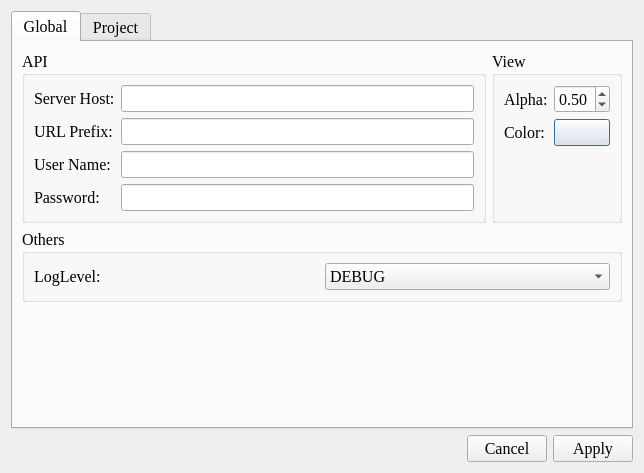
This is zlabel/resources/ui/dialog_settings.ui in ZhengGroupLZU/ZLabel as Qt 5 draws it before an edit. The edited form follows.
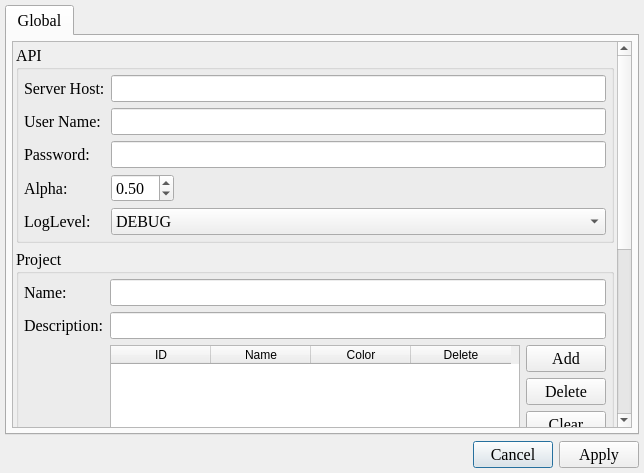
This is the edited form. Icons and pictures are not drawn.

Commit message: change dialog settings

What changed in the file:
```diff
--- a/zlabel/resources/ui/dialog_settings.ui
+++ b/zlabel/resources/ui/dialog_settings.ui
@@ -20,6 +20,57 @@
    <string>Setting</string>
   </property>
   <layout class="QGridLayout" name="gridLayout_5">
+   <property name="leftMargin">
+    <number>5</number>
+   </property>
+   <property name="topMargin">
+    <number>5</number>
+   </property>
+   <property name="rightMargin">
+    <number>5</number>
+   </property>
+   <property name="bottomMargin">
+    <number>5</number>
+   </property>
+   <item row="1" column="0">
+    <layout class="QHBoxLayout" name="horizontalLayout_4">
+     <item>
+      <spacer name="horizontalSpacer_2">
+       <property name="orientation">
+        <enum>Qt::Orientation::Horizontal</enum>
+       </property>
+       <property name="sizeHint" stdset="0">
+        <size>
+         <width>40</width>
+         <height>20</height>
+        </size>
+       </property>
+      </spacer>
+     </item>
+     <item>
+      <widget class="QPushButton" name="btn_cancel">
+       <property name="text">
+        <string>Cancel</string>
+       </property>
+       <property name="icon">
+        <iconset resource="../icons.qrc">
+         <normaloff>:/icon/icons/close-one.svg</normaloff>:/icon/icons/close-one.svg</iconset>
+       </property>
+      </widget>
+     </item>
+     <item>
+      <widget class="QPushButton" name="btn_apply">
+       <property name="text">
+        <string>Apply</string>
+       </property>
+       <property name="icon">
+        <iconset resource="../icons.qrc">
+         <normaloff>:/icon/icons/check-one.svg</normaloff>:/icon/icons/check-one.svg</iconset>
+       </property>
+      </widget>
+     </item>
+    </layout>
+   </item>
    <item row="0" column="0">
     <widget class="QTabWidget" name="tabWidget">
      <property name="currentIndex">
@@ -29,24 +80,97 @@
       <attribute name="title">
        <string>Global</string>
       </attribute>
-      <layout class="QGridLayout" name="gridLayout_3">
-       <item row="0" column="1">
-        <widget class="QGroupBox" name="groupBox_2">
-         <property name="title">
-          <string>View</string>
+      <layout class="QGridLayout" name="gridLayout_7">
+       <property name="leftMargin">
+        <number>5</number>
+       </property>
+       <property name="topMargin">
+        <number>5</number>
+       </property>
+       <property name="rightMargin">
+        <number>5</number>
+       </property>
+       <property name="bottomMargin">
+        <number>5</number>
+       </property>
+       <item row="0" column="0">
+        <widget class="QScrollArea" name="scrollArea">
+         <property name="widgetResizable">
+          <bool>true</bool>
+         </property>
+         <widget class="QWidget" name="scrollAreaWidgetContents">
+          <property name="geometry">
+           <rect>
+            <x>0</x>
+            <y>0</y>
+            <width>601</width>
+            <height>692</height>
+           </rect>
          </property>
          <layout class="QGridLayout" name="gridLayout">
+           <property name="leftMargin">
+            <number>3</number>
+           </property>
+           <property name="topMargin">
+            <number>3</number>
+           </property>
+           <property name="rightMargin">
+            <number>3</number>
+           </property>
+           <property name="bottomMargin">
+            <number>3</number>
+           </property>
           <item row="0" column="0">
-           <layout class="QFormLayout" name="formLayout_2">
+            <widget class="QGroupBox" name="groupBox">
+             <property name="title">
+              <string>API</string>
+             </property>
+             <layout class="QGridLayout" name="gridLayout_2">
+              <property name="leftMargin">
+               <number>5</number>
+              </property>
+              <property name="topMargin">
+               <number>5</number>
+              </property>
+              <property name="rightMargin">
+               <number>5</number>
+              </property>
+              <property name="bottomMargin">
+               <number>5</number>
+              </property>
             <item row="0" column="0">
+               <layout class="QGridLayout" name="gridLayout_4">
+                <item row="2" column="0">
+                 <widget class="QLabel" name="label_5">
+                  <property name="text">
+                   <string>Password:</string>
+                  </property>
+                 </widget>
+                </item>
+                <item row="1" column="1">
+                 <widget class="QLineEdit" name="ledit_username"/>
+                </item>
+                <item row="3" column="0">
              <widget class="QLabel" name="label_6">
               <property name="text">
                <string>Alpha:</string>
               </property>
              </widget>
             </item>
-            <item row="0" column="1">
+                <item row="3" column="1">
              <widget class="QDoubleSpinBox" name="dspbox_alpha">
+                  <property name="sizePolicy">
+                   <sizepolicy hsizetype="Fixed" vsizetype="Fixed">
+                    <horstretch>0</horstretch>
+                    <verstretch>0</verstretch>
+                   </sizepolicy>
+                  </property>
+                  <property name="minimumSize">
+                   <size>
+                    <width>63</width>
+                    <height>0</height>
+                   </size>
+                  </property>
               <property name="maximum">
                <double>1.000000000000000</double>
               </property>
@@ -58,46 +182,9 @@
               </property>
              </widget>
             </item>
-            <item row="1" column="0">
-             <widget class="QLabel" name="label_12">
-              <property name="text">
-               <string>Color:</string>
-              </property>
-             </widget>
-            </item>
-            <item row="1" column="1">
-             <widget class="QPushButton" name="btn_select_color">
-              <property name="text">
-               <string/>
-              </property>
-             </widget>
-            </item>
-           </layout>
-          </item>
-         </layout>
-        </widget>
-       </item>
-       <item row="2" column="0">
-        <spacer name="verticalSpacer">
-         <property name="orientation">
-          <enum>Qt::Orientation::Vertical</enum>
-         </property>
-         <property name="sizeHint" stdset="0">
-          <size>
-           <width>20</width>
-           <height>40</height>
-          </size>
-         </property>
-        </spacer>
-       </item>
-       <item row="0" column="0">
-        <widget class="QGroupBox" name="groupBox">
-         <property name="title">
-          <string>API</string>
-         </property>
-         <layout class="QGridLayout" name="gridLayout_2">
-          <item row="0" column="0">
-           <layout class="QGridLayout" name="gridLayout_4">
+                <item row="2" column="1">
+                 <widget class="QLineEdit" name="ledit_password"/>
+                </item>
             <item row="0" column="1">
              <widget class="QLineEdit" name="ledit_host">
               <property name="enabled">
@@ -105,27 +192,6 @@
               </property>
              </widget>
             </item>
-            <item row="2" column="0">
-             <widget class="QLabel" name="label_4">
-              <property name="text">
-               <string>User Name:</string>
-              </property>
-             </widget>
-            </item>
-            <item row="3" column="0">
-             <widget class="QLabel" name="label_5">
-              <property name="text">
-               <string>Password:</string>
-              </property>
-             </widget>
-            </item>
-            <item row="1" column="0">
-             <widget class="QLabel" name="label_2">
-              <property name="text">
-               <string>URL Prefix:</string>
-              </property>
-             </widget>
-            </item>
             <item row="0" column="0">
              <widget class="QLabel" name="label">
               <property name="text">
@@ -133,41 +199,21 @@
               </property>
              </widget>
             </item>
-            <item row="1" column="1">
-             <widget class="QLineEdit" name="ledit_urlprefix">
-              <property name="enabled">
-               <bool>true</bool>
-              </property>
-             </widget>
-            </item>
-            <item row="2" column="1">
-             <widget class="QLineEdit" name="ledit_username"/>
-            </item>
-            <item row="3" column="1">
-             <widget class="QLineEdit" name="ledit_password"/>
-            </item>
-           </layout>
-          </item>
-         </layout>
-        </widget>
-       </item>
-       <item row="1" column="0" colspan="2">
-        <widget class="QGroupBox" name="groupBox_3">
-         <property name="enabled">
-          <bool>true</bool>
-         </property>
-         <property name="title">
-          <string>Others</string>
-         </property>
-         <layout class="QGridLayout" name="gridLayout_7">
           <item row="1" column="0">
+                 <widget class="QLabel" name="label_4">
+                  <property name="text">
+                   <string>User Name:</string>
+                  </property>
+                 </widget>
+                </item>
+                <item row="4" column="0">
            <widget class="QLabel" name="label_11">
             <property name="text">
              <string>LogLevel:</string>
             </property>
            </widget>
           </item>
-          <item row="1" column="1">
+                <item row="4" column="1">
            <widget class="QComboBox" name="cmbox_loglevel">
             <item>
              <property name="text">
@@ -192,31 +238,46 @@
            </widget>
           </item>
          </layout>
-        </widget>
        </item>
       </layout>
      </widget>
-     <widget class="QWidget" name="tab_project">
-      <attribute name="title">
+           </item>
+           <item row="1" column="0">
+            <widget class="QGroupBox" name="groupBox_4">
+             <property name="sizePolicy">
+              <sizepolicy hsizetype="Preferred" vsizetype="Expanding">
+               <horstretch>0</horstretch>
+               <verstretch>0</verstretch>
+              </sizepolicy>
+             </property>
+             <property name="minimumSize">
+              <size>
+               <width>0</width>
+               <height>500</height>
+              </size>
+             </property>
+             <property name="title">
        <string>Project</string>
-      </attribute>
-      <widget class="QWidget" name="gridLayoutWidget_2">
-       <property name="geometry">
-        <rect>
-         <x>10</x>
-         <y>10</y>
-         <width>581</width>
-         <height>171</height>
-        </rect>
        </property>
        <layout class="QGridLayout" name="gridLayout_6">
-        <item row="0" column="1" colspan="2">
-         <widget class="QLineEdit" name="ledit_projname"/>
-        </item>
+              <property name="leftMargin">
+               <number>5</number>
+              </property>
+              <property name="topMargin">
+               <number>5</number>
+              </property>
+              <property name="rightMargin">
+               <number>5</number>
+              </property>
+              <property name="bottomMargin">
+               <number>5</number>
+              </property>
         <item row="0" column="0">
-         <widget class="QLabel" name="label_9">
+               <layout class="QGridLayout" name="gridLayout_3">
+                <item row="2" column="0">
+                 <widget class="QLabel" name="label_3">
           <property name="text">
-           <string>Name:</string>
+                   <string>Labels:</string>
           </property>
          </widget>
         </item>
@@ -227,52 +288,99 @@
           </property>
          </widget>
         </item>
-        <item row="1" column="1">
-         <widget class="QLineEdit" name="ledit_prjdescrip"/>
-        </item>
-       </layout>
-      </widget>
-     </widget>
-    </widget>
-   </item>
-   <item row="1" column="0">
-    <layout class="QHBoxLayout" name="horizontalLayout_4">
+                <item row="0" column="0">
+                 <widget class="QLabel" name="label_9">
+                  <property name="text">
+                   <string>Name:</string>
+                  </property>
+                 </widget>
+                </item>
+                <item row="2" column="2">
+                 <layout class="QVBoxLayout" name="verticalLayout">
+                  <item>
+                   <widget class="QPushButton" name="btn_add_label">
+                    <property name="text">
+                     <string>Add</string>
+                    </property>
+                   </widget>
+                  </item>
+                  <item>
+                   <widget class="QPushButton" name="btn_delete_label">
+                    <property name="text">
+                     <string>Delete</string>
+                    </property>
+                   </widget>
+                  </item>
+                  <item>
+                   <widget class="QPushButton" name="btn_clear">
+                    <property name="text">
+                     <string>Clear</string>
+                    </property>
+                   </widget>
+                  </item>
      <item>
-      <spacer name="horizontalSpacer_2">
+                   <spacer name="verticalSpacer">
        <property name="orientation">
-        <enum>Qt::Orientation::Horizontal</enum>
+                     <enum>Qt::Orientation::Vertical</enum>
        </property>
        <property name="sizeHint" stdset="0">
         <size>
-         <width>40</width>
-         <height>20</height>
+                      <width>20</width>
+                      <height>110</height>
         </size>
        </property>
       </spacer>
      </item>
-     <item>
-      <widget class="QPushButton" name="btn_cancel">
+                 </layout>
+                </item>
+                <item row="0" column="1" colspan="2">
+                 <widget class="QLineEdit" name="ledit_projname"/>
+                </item>
+                <item row="1" column="1" colspan="2">
+                 <widget class="QLineEdit" name="ledit_prjdesc"/>
+                </item>
+                <item row="2" column="1">
+                 <widget class="QTableWidget" name="table_labels">
+                  <property name="sizePolicy">
+                   <sizepolicy hsizetype="Expanding" vsizetype="Expanding">
+                    <horstretch>0</horstretch>
+                    <verstretch>0</verstretch>
+                   </sizepolicy>
+                  </property>
+                  <column>
        <property name="text">
-        <string>Cancel</string>
-       </property>
-       <property name="icon">
-        <iconset resource="../icons.qrc">
-         <normaloff>:/icon/icons/close-one.svg</normaloff>:/icon/icons/close-one.svg</iconset>
-       </property>
-      </widget>
-     </item>
-     <item>
-      <widget class="QPushButton" name="btn_apply">
+                    <string>ID</string>
+                   </property>
+                  </column>
+                  <column>
+                   <property name="text">
+                    <string>Name</string>
+                   </property>
+                  </column>
+                  <column>
        <property name="text">
-        <string>Apply</string>
-       </property>
-       <property name="icon">
-        <iconset resource="../icons.qrc">
-         <normaloff>:/icon/icons/check-one.svg</normaloff>:/icon/icons/check-one.svg</iconset>
-       </property>
+                    <string>Color</string>
+                   </property>
+                  </column>
+                  <column>
+                   <property name="text">
+                    <string>Delete</string>
+                   </property>
+                  </column>
       </widget>
      </item>
     </layout>
+              </item>
+             </layout>
+            </widget>
+           </item>
+          </layout>
+         </widget>
+        </widget>
+       </item>
+      </layout>
+     </widget>
+    </widget>
    </item>
   </layout>
  </widget>
```
Lines whose indentation alone changed are shown as unchanged. The commit also changes 16 other files.
